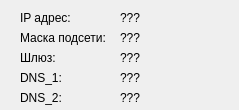
Qt form design_ui/ParamNet.ui (BagaJimbildan/LAS_SibSIU) before a commit.
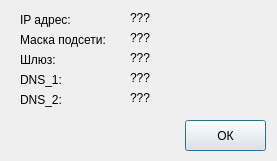
The same form after that commit.

```diff
--- a/design_ui/ParamNet.ui
+++ b/design_ui/ParamNet.ui
@@ -6,8 +6,8 @@
    <rect>
     <x>0</x>
     <y>0</y>
-    <width>239</width>
-    <height>110</height>
+    <width>277</width>
+    <height>161</height>
    </rect>
   </property>
   <property name="windowTitle">
@@ -18,8 +18,8 @@
     <rect>
      <x>20</x>
      <y>10</y>
-     <width>51</width>
-     <height>16</height>
+     <width>61</width>
+     <height>20</height>
     </rect>
    </property>
    <property name="text">
@@ -29,9 +29,9 @@
   <widget class="QLabel" name="lbl_ip">
    <property name="geometry">
     <rect>
-     <x>120</x>
+     <x>130</x>
      <y>10</y>
-     <width>91</width>
+     <width>141</width>
      <height>16</height>
     </rect>
    </property>
@@ -42,9 +42,9 @@
   <widget class="QLabel" name="lbl_mask">
    <property name="geometry">
     <rect>
-     <x>120</x>
+     <x>130</x>
      <y>30</y>
-     <width>91</width>
+     <width>141</width>
      <height>16</height>
     </rect>
    </property>
@@ -57,8 +57,8 @@
     <rect>
      <x>20</x>
      <y>30</y>
-     <width>91</width>
-     <height>16</height>
+     <width>101</width>
+     <height>20</height>
     </rect>
    </property>
    <property name="text">
@@ -70,8 +70,8 @@
     <rect>
      <x>20</x>
      <y>50</y>
-     <width>91</width>
-     <height>16</height>
+     <width>101</width>
+     <height>20</height>
     </rect>
    </property>
    <property name="text">
@@ -81,9 +81,9 @@
   <widget class="QLabel" name="lbl_gateway">
    <property name="geometry">
     <rect>
-     <x>120</x>
+     <x>130</x>
      <y>50</y>
-     <width>91</width>
+     <width>141</width>
      <height>16</height>
     </rect>
    </property>
@@ -96,8 +96,8 @@
     <rect>
      <x>20</x>
      <y>70</y>
-     <width>91</width>
-     <height>16</height>
+     <width>101</width>
+     <height>20</height>
     </rect>
    </property>
    <property name="text">
@@ -107,9 +107,9 @@
   <widget class="QLabel" name="lbl_dns1">
    <property name="geometry">
     <rect>
-     <x>120</x>
+     <x>130</x>
      <y>70</y>
-     <width>91</width>
+     <width>141</width>
      <height>16</height>
     </rect>
    </property>
@@ -120,9 +120,9 @@
   <widget class="QLabel" name="lbl_dns2">
    <property name="geometry">
     <rect>
-     <x>120</x>
+     <x>130</x>
      <y>90</y>
-     <width>91</width>
+     <width>141</width>
      <height>16</height>
     </rect>
    </property>
@@ -135,14 +135,27 @@
     <rect>
      <x>20</x>
      <y>90</y>
-     <width>91</width>
-     <height>16</height>
+     <width>101</width>
+     <height>20</height>
     </rect>
    </property>
    <property name="text">
     <string>DNS_2:</string>
    </property>
   </widget>
+  <widget class="QPushButton" name="btn_ok">
+   <property name="geometry">
+    <rect>
+     <x>185</x>
+     <y>120</y>
+     <width>81</width>
+     <height>31</height>
+    </rect>
+   </property>
+   <property name="text">
+    <string>ОК</string>
+   </property>
+  </widget>
  </widget>
  <resources/>
  <connections/>
```
